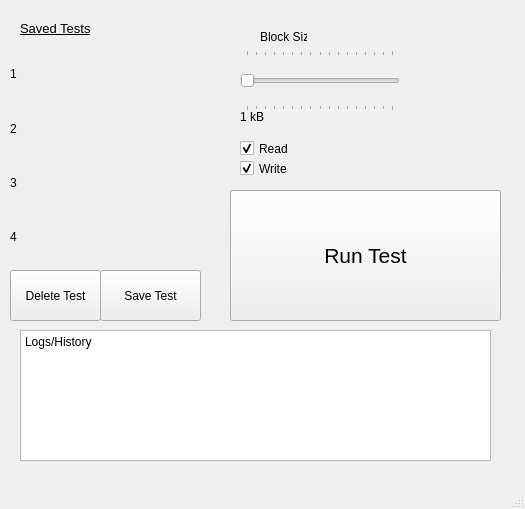
The window that Benchmarking_input.ui (MilesWT/USB-Benchmark) describes before a commit, drawn with Qt 5.
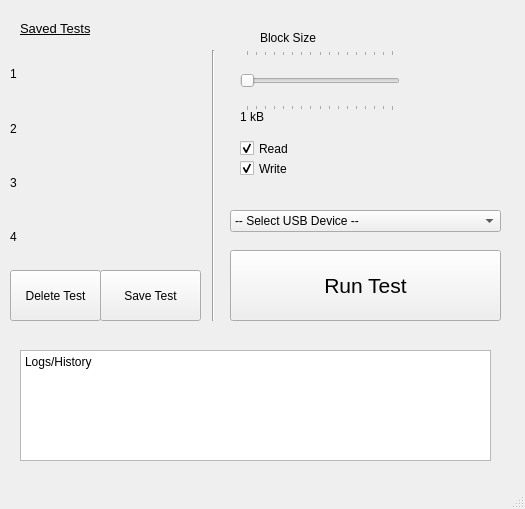
The same window after the commit.

Commit message: added code to change slider text

The edit to the form file:
```diff
--- a/Benchmarking_input.ui
+++ b/Benchmarking_input.ui
@@ -13,6 +13,9 @@
   <property name="windowTitle">
    <string>MainWindow</string>
   </property>
+  <property name="autoFillBackground">
+   <bool>false</bool>
+  </property>
   <widget class="QWidget" name="centralwidget">
    <widget class="QWidget" name="gridLayoutWidget">
     <property name="geometry">
@@ -83,7 +86,7 @@
      <rect>
       <x>20</x>
       <y>20</y>
-      <width>81</width>
+      <width>111</width>
       <height>16</height>
      </rect>
     </property>
@@ -102,8 +105,8 @@
      <rect>
       <x>260</x>
       <y>30</y>
-      <width>47</width>
-      <height>13</height>
+      <width>81</width>
+      <height>16</height>
      </rect>
     </property>
     <property name="text">
@@ -196,9 +199,9 @@
     <property name="geometry">
      <rect>
       <x>20</x>
-      <y>330</y>
+      <y>350</y>
       <width>471</width>
-      <height>131</height>
+      <height>111</height>
      </rect>
     </property>
     <property name="plainText">
@@ -210,9 +213,9 @@
     <property name="geometry">
      <rect>
       <x>230</x>
-      <y>190</y>
+      <y>250</y>
       <width>271</width>
-      <height>131</height>
+      <height>71</height>
      </rect>
     </property>
     <property name="font">
@@ -250,6 +253,39 @@
      <string>Delete Test</string>
     </property>
    </widget>
+   <widget class="Line" name="line">
+    <property name="geometry">
+     <rect>
+      <x>203</x>
+      <y>50</y>
+      <width>20</width>
+      <height>271</height>
+     </rect>
+    </property>
+    <property name="orientation">
+     <enum>Qt::Vertical</enum>
+    </property>
+   </widget>
+   <widget class="QComboBox" name="comboBox">
+    <property name="geometry">
+     <rect>
+      <x>230</x>
+      <y>210</y>
+      <width>271</width>
+      <height>22</height>
+     </rect>
+    </property>
+    <item>
+     <property name="text">
+      <string>-- Select USB Device --</string>
+     </property>
+    </item>
+    <item>
+     <property name="text">
+      <string> </string>
+     </property>
+    </item>
+   </widget>
   </widget>
   <widget class="QMenuBar" name="menubar">
    <property name="geometry">
```
Left out of the diff: 5 changed lines with no effect on the pictures. The commit also changes 4 other files.
